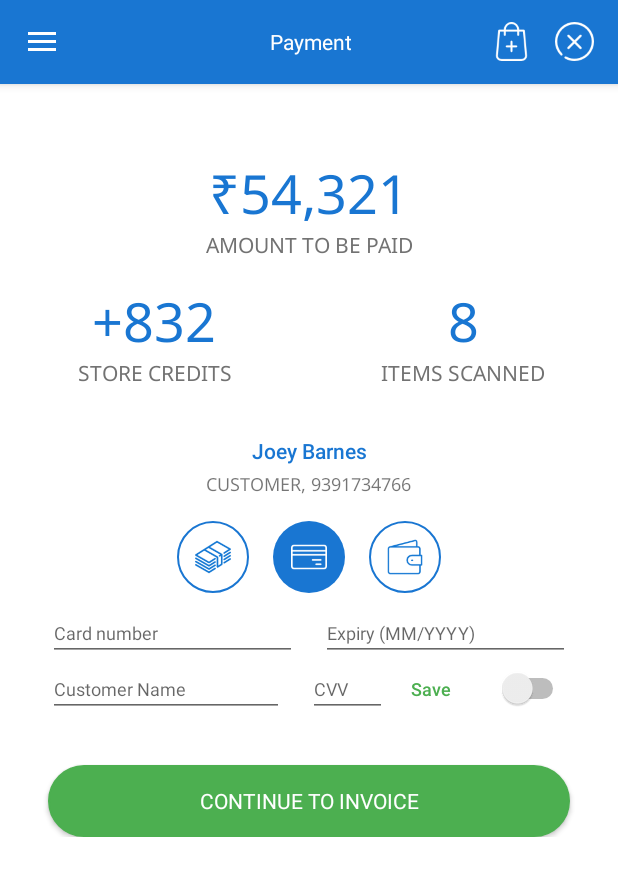
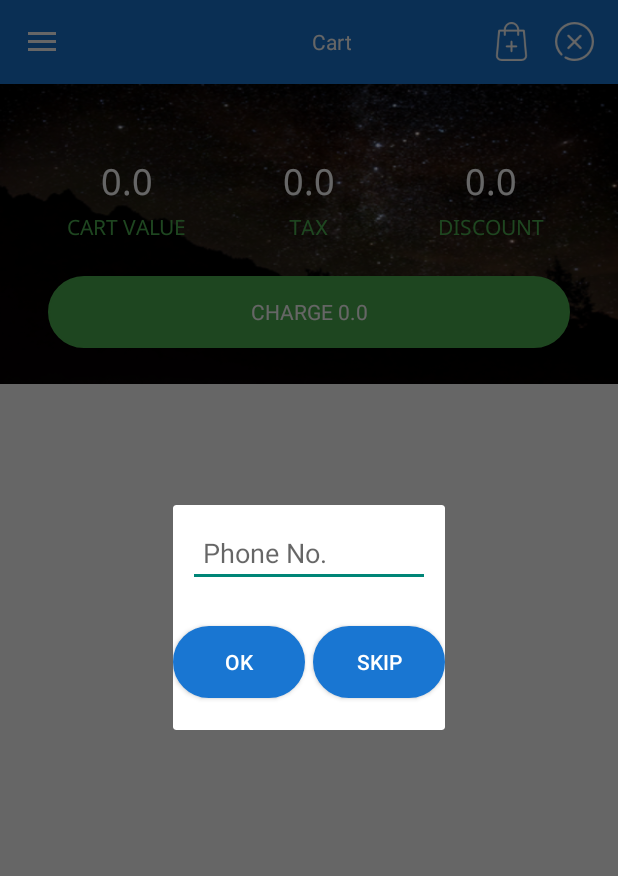
Before and after one commit to maheshwarinamra17/scanbee, an Android app: the fragment CartItemFragment placed in its activity, after a tap on "CHARGE 0.0", on a phone screen of 412 x 824 dp. Shown: the top 876 px of the screen. Run offline under Robolectric (Android 15) with nearby library versions, the phone set to English and light mode, and no system bars; libraries missing offline, so code that uses them is left out: com.rengwuxian.materialedittext, com.wang.avi; plain views replace MaterialEditText; 1 statement that could not run was skipped; 1 other tap on this screen came first.

Commit message:
payment api added

```diff
--- a/Scanbee/app/src/main/java/com/scanbee/fragment/CartItemFragment.java
+++ b/Scanbee/app/src/main/java/com/scanbee/fragment/CartItemFragment.java
@@ -1,6 +1,7 @@
 package com.scanbee.fragment;
 
 import android.app.Activity;
+import android.app.Dialog;
 import android.app.Fragment;
 import android.app.ProgressDialog;
 import android.graphics.Typeface;
@@ -19,6 +20,7 @@ import android.view.MenuInflater;
 import android.view.View;
 import android.view.ViewGroup;
 import android.widget.Button;
+import android.widget.EditText;
 import android.widget.ImageView;
 import android.widget.TextView;
 
@@ -27,6 +29,7 @@ import com.scanbee.model.CartItemModelClass;
 import com.scanbee.scanbee.MainActivity;
 import com.scanbee.scanbee.R;
 import com.scanbee.servercommunication.WebRequest;
+import com.scanbee.servercommunication.WebServicePostCall;
 import com.scanbee.servercommunication.WebServiceUrl;
 import com.scanbee.sharedpref.ReadPref;
 
@@ -130,11 +133,10 @@ public class CartItemFragment extends Fragment{
         chargRsBtn.setOnClickListener(new View.OnClickListener() {
             @Override
             public void onClick(View view) {
-
-                getFragmentManager().beginTransaction().replace(R.id.content_frame, new com.scanbee.fragment.PaymentGetWayFragment()).commit();
-
+                openDialouge();
             }
         });
+
         Typeface Roboto=Typeface.createFromAsset(getResources().getAssets(),getString(R.string.roboto_font));
         Typeface NotoSans=Typeface.createFromAsset(getResources().getAssets(),getString(R.string.noto_sans));
 
@@ -147,6 +149,82 @@ public class CartItemFragment extends Fragment{
         discountTvTxt.setTypeface(NotoSans);
 
 
+    }
+    public void openDialouge(){
+        final Dialog dialog = new Dialog(activity);
+        dialog.setContentView(R.layout.dialog_layout);
+        dialog.setTitle(R.string.custInformation);
+        dialog.show();
+       // MaterialEditText phoneNoEt = (MaterialEditText)dialog.findViewById(R.id.phoneNoET);
+        EditText phoneNoEt = (EditText)dialog.findViewById(R.id.phoneNoET);
+        Button skipBtn =(Button)dialog.findViewById(R.id.skipButton);
+        Button okBtn =(Button)dialog.findViewById(R.id.okButton);
+        okBtn.setOnClickListener(new View.OnClickListener() {
+            @Override
+            public void onClick(View v) {
+                // Close dialog
+                new GeneratePaymentAsynctask().execute();
+                dialog.dismiss();
+                getFragmentManager().beginTransaction().replace(R.id.content_frame, new com.scanbee.fragment.PaymentGetWayFragment()).commit();
+            }
+        });
+        skipBtn.setOnClickListener(new View.OnClickListener() {
+            @Override
+            public void onClick(View v) {
+                // Close dialog
+                new GeneratePaymentAsynctask().execute();
+                dialog.dismiss();
+                getFragmentManager().beginTransaction().replace(R.id.content_frame, new com.scanbee.fragment.PaymentGetWayFragment()).commit();
+            }
+        });
+    }
+    public String createJsonData() throws JSONException {
+        JSONObject mainJsonObject = new JSONObject();
+        JSONObject childJsonObject = new JSONObject();
+
+        mainJsonObject.put("payment_type",1);
+        mainJsonObject.put("cust_id",1);
+        mainJsonObject.put("order_id",readPref.getOrderId());
+        mainJsonObject.put("amount_paid",amount_charge);
+        mainJsonObject.put("gateway_data",childJsonObject);
+        childJsonObject.put("id","pay_29QQoUBi66xm2f");
+        childJsonObject.put("amount",5000);
+        childJsonObject.put("status",200);
+        childJsonObject.put("message","captured");
+        return mainJsonObject.toString();
+    }
+    private class GeneratePaymentAsynctask extends AsyncTask<Void, Void, String> {
+        ProgressDialog progressDialog;
+
+        @Override
+        protected void onPreExecute() {
+            progressDialog = new ProgressDialog(activity);
+            progressDialog.show();
+            super.onPreExecute();
+        }
+
+        @Override
+        protected String doInBackground(Void... params) {
+            String parm = null;
+            try {
+                parm = createJsonData();
+            } catch (JSONException e) {
+                e.printStackTrace();
+            }
+            WebServicePostCall webServicePostCal=new WebServicePostCall();
+            String response =  webServicePostCal.excutePost(WebServiceUrl.BASE_URL+WebServiceUrl.GENERATE_PAYMENT_DATA, parm,readPref.getAuthToken());
+            return response ;
+
+        }
+
+        @Override
+        protected void onPostExecute(String result) {
+            progressDialog.dismiss();
+            if(isAdded()) {
+                //parseJson(result);
+                super.onPostExecute(result);
+            }
+        }
     }
     public void setUpData(){
         discountTv.setText(getActivity().getString(R.string.Rs) + String.valueOf(discount));
--- a/Scanbee/app/src/main/java/com/scanbee/servercommunication/WebRequest.java
+++ b/Scanbee/app/src/main/java/com/scanbee/servercommunication/WebRequest.java
@@ -51,8 +51,8 @@ public class WebRequest {
             HttpURLConnection conn = (HttpURLConnection) url.openConnection();
             if(token!=null)
                 conn.setRequestProperty("Authorization","Token token="+token);
-            conn.setReadTimeout(1500);
-            conn.setConnectTimeout(1500);
+            conn.setReadTimeout(15000);
+            conn.setConnectTimeout(15000);
 
             if (requestmethod == POST) {
                 conn.setRequestMethod("POST");
--- a/Scanbee/app/src/main/java/com/scanbee/servercommunication/WebServiceUrl.java
+++ b/Scanbee/app/src/main/java/com/scanbee/servercommunication/WebServiceUrl.java
@@ -11,5 +11,6 @@ public class WebServiceUrl {
     public static final String GENERATE_ORDER_ID = "generate_order_id";
     public static final String GET_ORDER_DATA = "get_order_data";
     public static final String GET_USER_LOGIN = "user_login";
+    public static final String GENERATE_PAYMENT_DATA = "generate_payment_data";
 
 }
--- /dev/null
+++ b/Scanbee/app/src/main/res/layout/dialog_layout.xml
@@ -0,0 +1,80 @@
+<?xml version="1.0" encoding="utf-8"?>
+<LinearLayout xmlns:android="http://schemas.android.com/apk/res/android"
+    xmlns:app="http://schemas.android.com/apk/res-auto"
+    android:id="@+id/mainLayoutWrongDialog"
+    android:layout_width="fill_parent"
+    android:layout_height="fill_parent"
+    android:background="@null"
+    android:orientation="vertical">
+    <LinearLayout
+        android:layout_width="match_parent"
+        android:layout_height="50dp"
+        android:orientation="vertical"
+        android:layout_marginTop="10dp"
+        android:paddingTop="5dp">
+    <!--<com.rengwuxian.materialedittext.MaterialEditText
+        android:id="@+id/phoneNoET"
+        android:layout_width="match_parent"
+        android:layout_height="wrap_content"
+        android:cursorVisible="true"
+        android:hint="@string/phone_no"
+        android:inputType="phone"
+        android:textSize="@dimen/body_caption"
+        android:paddingLeft="10dp"
+        android:layout_marginLeft="10dp"
+        android:layout_marginRight="10dp"
+        android:layout_marginBottom="10dp"
+        app:met_textColorHint="@color/white"
+        app:met_underlineColor="@color/gray_light"
+        app:met_primaryColor="@color/app_color"
+        app:met_textColor="@color/black"
+        app:met_floatingLabelTextColor="@color/gray_light"
+        app:met_typeface="fonts/NotoSans-Regular.ttf"
+        app:met_accentTypeface="fonts/NotoSans-Regular.ttf"
+        app:met_errorColor="@color/app_red"
+        app:met_floatingLabel="highlight" />-->
+        <EditText
+            android:id="@+id/phoneNoET"
+            android:layout_width="match_parent"
+            android:layout_height="wrap_content"
+            android:cursorVisible="true"
+            android:hint="@string/phone_no"
+            android:inputType="phone"
+            android:paddingLeft="10dp"
+            android:layout_marginLeft="10dp"
+            android:layout_marginRight="10dp"
+            android:layout_marginBottom="5dp"
+            />
+    </LinearLayout>
+    <LinearLayout
+            android:id="@+id/layoutbtn"
+            android:layout_width="match_parent"
+            android:layout_height="90dp"
+            android:gravity="center"
+            android:orientation="horizontal">
+            <Button
+                android:id="@+id/okButton"
+                android:layout_width="wrap_content"
+                android:layout_height="wrap_content"
+                android:text="@string/ok"
+                android:textAllCaps="true"
+                android:textSize="@dimen/button_text"
+                android:background="@drawable/button_blue_color"
+                android:paddingLeft="@dimen/elem_margin"
+                android:paddingRight="@dimen/elem_margin"
+                android:textColor="@color/white"
+                android:layout_marginRight="5dp"
+                />
+            <Button
+                android:id="@+id/skipButton"
+                android:layout_width="wrap_content"
+                android:layout_height="wrap_content"
+                android:text="@string/skip"
+                android:textAllCaps="true"
+                android:textSize="@dimen/button_text"
+                android:background="@drawable/button_blue_color"
+                android:paddingLeft="@dimen/elem_margin"
+                android:paddingRight="@dimen/elem_margin"
+                android:textColor="@color/white" />
+        </LinearLayout>
+</LinearLayout>
--- a/Scanbee/app/src/main/res/values/strings.xml
+++ b/Scanbee/app/src/main/res/values/strings.xml
@@ -34,6 +34,8 @@
     <string name="login">Login</string>
     <string name="username">Username</string>
     <string name="password">Password</string>
+    <string name="phone_no">Phone No.</string>
+    <string name="custInformation">Customer Information</string>
 
     <string name="order_id">ORDER ID</string>
     <string name="items_scanned">ITEMS SCANNED</string>
@@ -50,6 +52,7 @@
     <string name="print_invoice">SMS invoice</string>
     <string name="share_invoice">Share invoice</string>
     <string name="ok">ok</string>
+    <string name="skip">skip</string>
     <string name="call">call</string>
     <string name="cancel">cancel</string>
     <string name="save">save</string>
```
Also changed, not shown: Scanbee/app/src/main/AndroidManifest.xml (+6 -6 lines), Scanbee/app/src/main/java/com/scanbee/util/Utils.java (added, +10 -0 lines).
